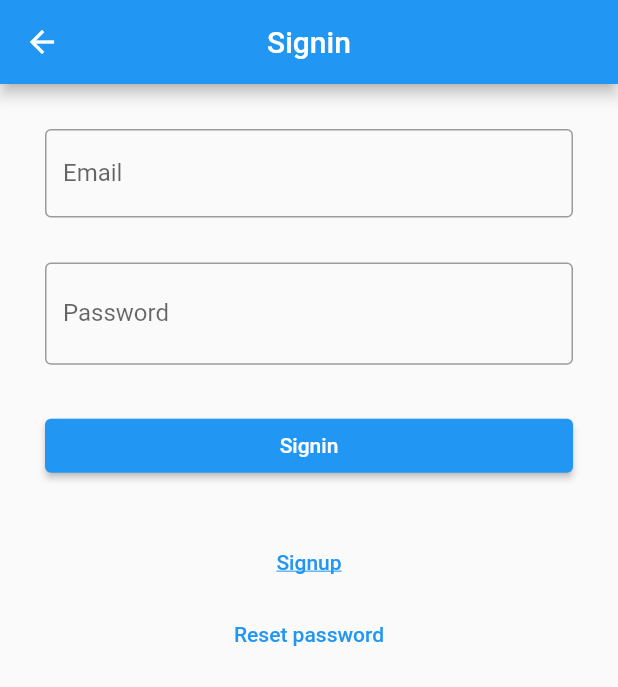
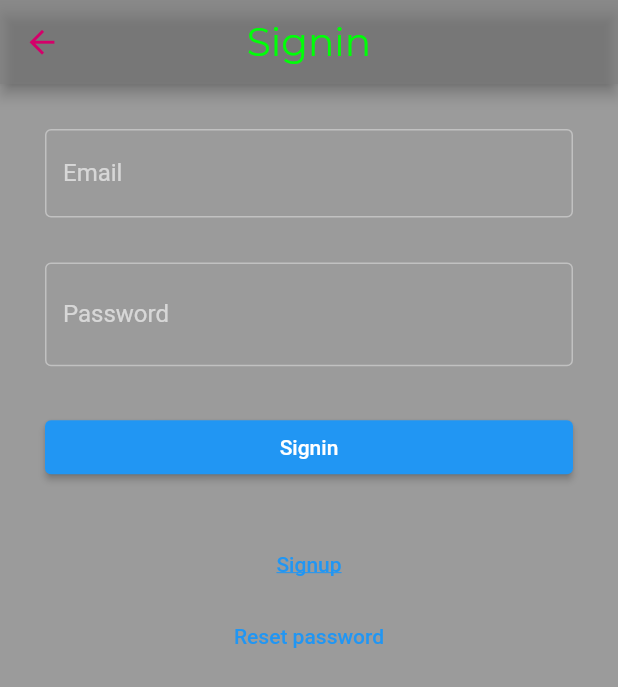
Before and after one commit to NovikovM18/flutty, a Flutter app: the screen it shows after launch, after a tap on the "person" icon, on a phone screen of 412 x 824 dp. Shown: the top 687 px of the screen. Run offline on Flutter 3.47's test engine with Material 2 defaults, Android fonts, the light colour scheme and no system bars; our stand-ins replace cloud_firestore, email_validator, firebase_auth, firebase_core; accounts and stored records are empty; network calls fail; project files that could hold a hidden picture were left out.

Commit message:
added theme comfig

```diff
--- a/lib/main.dart
+++ b/lib/main.dart
@@ -8,6 +8,7 @@ import 'package:flutty/screens/reset_pass.dart';
 import 'package:flutty/screens/signup.dart';
 import 'package:flutty/screens/todos.dart';
 import 'package:flutty/screens/verify_email.dart';
+import 'package:flutty/utils/theme.dart';
 import 'firebase_options.dart';
 
 void main() async {
@@ -30,11 +31,7 @@ class _MyAppState extends State<MyApp> {
   Widget build(BuildContext context) {
     return MaterialApp(
       title: 'Flutter Demo',
-      theme: ThemeData(
-        appBarTheme: const AppBarTheme(
-          backgroundColor: Colors.blue,
-        ),
-      ),
+      theme: darkTheme(),
       initialRoute: '/',
       routes: {
         '/': (context) => const Home(),
--- a/lib/screens/account.dart
+++ b/lib/screens/account.dart
@@ -44,8 +44,9 @@ class _AccountState extends State<Account> {
           mainAxisAlignment: MainAxisAlignment.center,
           children: [
             Text('UID: ${user?.uid}'),
+            const Padding(padding:EdgeInsets.only(top: 10)),
             Text('Email: ${user?.email}'),
-            if (user?.displayName != null) Text('Name: ${user!.displayName}'),
+            if (user!.displayName!.isNotEmpty) Text('Name: ${user!.displayName}'),
           ],
         ),
       ),
--- a/lib/screens/home.dart
+++ b/lib/screens/home.dart
@@ -16,20 +16,18 @@ class _HomeState extends State<Home> {
     {
       'id': '0',
       'name': 'ToDos',
+      'icon': Icons.today
     },
     {
       'id': '1',
       'name': 'Chats',
+      'icon': Icons.chat
     },
   ];
 
   void redirect(screenName) {
     if (screenName == 'ToDos') {
       Navigator.pushNamedAndRemoveUntil(context, '/todos', (Route<dynamic> route) => true);
-      // Navigator.push(
-      //   context,
-      //   MaterialPageRoute(builder: (context) => const ToDos()),
-      // );
     } else if (screenName == 'Chats') {
       Navigator.pushNamedAndRemoveUntil(context, '/chats', (Route<dynamic> route) => true);
     }
@@ -40,11 +38,20 @@ class _HomeState extends State<Home> {
   Widget build(BuildContext context) {
     final user = FirebaseAuth.instance.currentUser;
 
-    return Scaffold(
+    return Stack(
+      children: [
+        Container(
+          decoration: const BoxDecoration(
+            image: DecorationImage(
+              image: NetworkImage('https://i.pinimg.com/474x/04/c2/3d/04c23d5d2d6c90fbaab2c1c0704d1102.jpg'),
+              fit: BoxFit.fill,
+            ),
+          ),
+        ),
+        Scaffold(
           resizeToAvoidBottomInset: false,
           appBar: AppBar(
             title: const Text('Flutty'),
-        centerTitle: true,
             actions: [
               IconButton(
                 onPressed: () {
@@ -67,24 +74,34 @@ class _HomeState extends State<Home> {
               ),
             ],
           ),
-      body: SafeArea(
-        child: Center(
+          body: Container(
             child: (user == null)
-            ? const Text('go login!')
-            : ListView.builder(
+              ? const Center(child: Text('go login!'))
+              : GridView.builder(
+                gridDelegate: const SliverGridDelegateWithFixedCrossAxisCount(
+                  crossAxisCount: 2
+                ),
                 itemCount: menuList.length,
                 itemBuilder: (context, index) {
                   final item = menuList[index];
-                return TextButton(
-                  onPressed: () {
-                    redirect(item['name']);
-                  },
-                  child: Text(item['name'])
+                  return Card(
+                    child: InkResponse(
+                      child: Column(
+                        mainAxisAlignment: MainAxisAlignment.center,
+                        children: [
+                          Icon(item['icon'], size: 58),
+                          Text(item['name'], style: Theme.of(context).textTheme.bodyLarge),
+                          Text('${item['name']} screen',style: Theme.of(context).textTheme.bodySmall),
+                        ],
+                      ),
+                      onTap: () => redirect(item['name']),
+                    ),
                   );
                 },
               ),
           ),
         ),
+      ]
     );
   }
 }
--- a/lib/screens/todo.dart
+++ b/lib/screens/todo.dart
@@ -17,7 +17,6 @@ class _ToDoState extends State<ToDo> {
     return Scaffold(
       appBar: AppBar(
         title: const Text('toDo'),
-        backgroundColor: Colors.blue,
         centerTitle: true,
       ),
       body: Padding(
--- /dev/null
+++ b/lib/utils/theme.dart
@@ -0,0 +1,76 @@
+import 'package:flutter/material.dart';
+import 'package:flutty/utils/vars.dart';
+
+ThemeData darkTheme() {
+  return ThemeData(
+    brightness: Brightness.dark,
+    dialogBackgroundColor: customColors.grayBG,
+    primaryColor: primaryColor,
+
+    appBarTheme: const AppBarTheme(
+      backgroundColor: customColors.grayBG,
+      centerTitle: true,
+      titleTextStyle: TextStyle(
+        fontFamily: mainFont,
+        fontSize: MediumTextSize,
+        fontWeight: FontWeight.w500,
+        color: customColors.green,
+      ),
+      iconTheme: IconThemeData(
+        color: customColors.pink
+      )
+    ),
+
+    textTheme: const TextTheme(
+      bodyLarge: TextStyle(
+        fontFamily: mainFont,
+        fontSize: LargeTextSize,
+        fontWeight: FontWeight.w600,
+        color: customColors.green,
+      ),
+      bodyMedium: TextStyle(
+        fontFamily: mainFont,
+        fontSize: BodyTextSize,
+        fontWeight: FontWeight.w400,
+        color: Colors.amber,
+      ),
+      bodySmall: TextStyle(
+        fontFamily: mainFont,
+        fontSize: SmallTextSize,
+        fontWeight: FontWeight.w400,
+        color: customColors.pink,
+      ),
+
+    ),
+
+    iconTheme: const IconThemeData(
+      size: 25.0,
+      color: customColors.pink,
+    ),
+
+    floatingActionButtonTheme: const FloatingActionButtonThemeData(
+      backgroundColor: Colors.red,
+      foregroundColor: Colors.purple,
+    ),
+
+    buttonTheme: const ButtonThemeData(
+      // height: 80,
+      buttonColor: Colors.deepPurple,
+      textTheme: ButtonTextTheme.accent,
+    ),
+
+    cardTheme: const CardTheme(
+      color: Color.fromARGB(99, 155, 39, 176),
+      // shadowColor: Colors.red
+    ),
+
+    scaffoldBackgroundColor: backgroundColor,
+
+    bottomNavigationBarTheme: const BottomNavigationBarThemeData(
+      backgroundColor: customColors.grayBG,
+      selectedItemColor: Colors.white,
+      unselectedItemColor: Color.fromARGB(255, 99, 99, 99),
+
+    )
+  );
+}
```
Also changed, not shown: lib/screens/chat.dart (+23 -23 lines), lib/screens/chats.dart (+12 -5 lines), lib/screens/todos.dart (+45 -8 lines), lib/utils/vars.dart (added, +20 -0 lines), pubspec.yaml (+23 -12 lines), assets/fonts/MontserratAlternates-Black.ttf (added), assets/fonts/MontserratAlternates-Bold.ttf (added), assets/fonts/MontserratAlternates-ExtraBold.ttf (added), assets/fonts/MontserratAlternates-ExtraLight.ttf (added), assets/fonts/MontserratAlternates-Light.ttf (added), assets/fonts/MontserratAlternates-Medium.ttf (added), assets/fonts/MontserratAlternates-Regular.ttf (added), assets/fonts/MontserratAlternates-SemiBold.ttf (added), assets/fonts/MontserratAlternates-Thin.ttf (added). Lines whose indentation alone changed are shown as unchanged.
